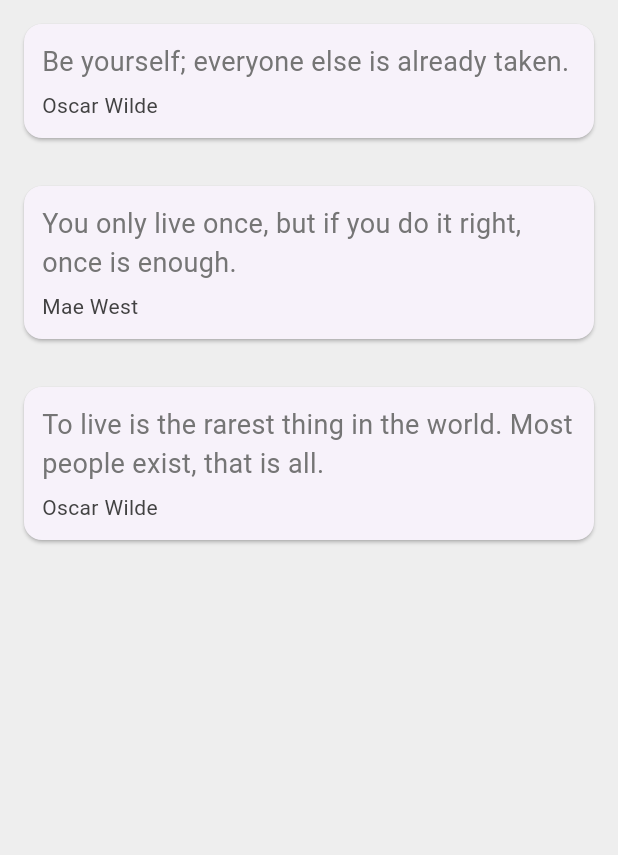
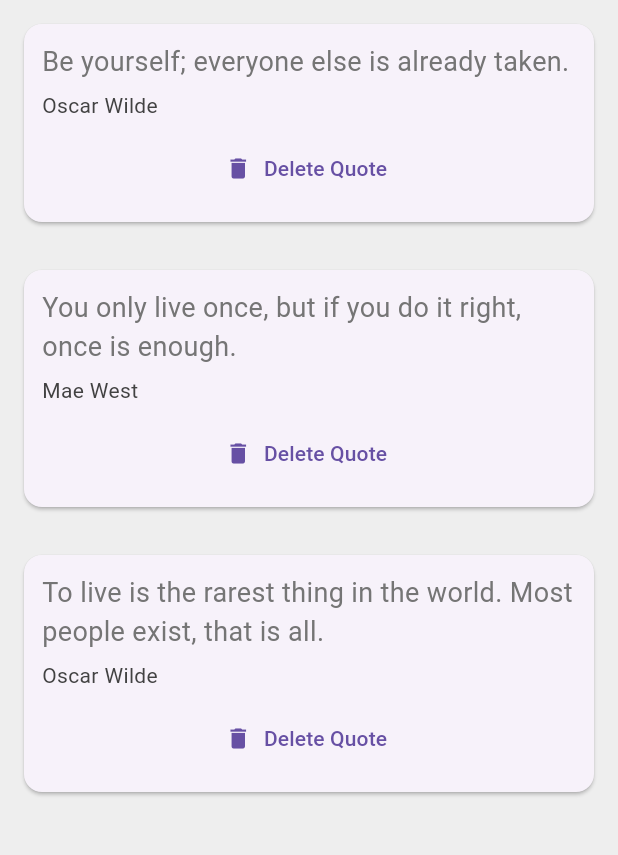
Before and after one commit to AhmadDaneil/quotes, a Flutter app: the screen it shows after launch, on a phone screen of 412 x 824 dp, the part 84-939 px from its top. Run offline on Flutter 3.47's test engine with Material 3 defaults, Android fonts, the phone set to English and light mode, and no system bars.

Commit message:
Functions as Parameter

```diff
--- a/lib/main.dart
+++ b/lib/main.dart
@@ -30,7 +30,14 @@ class _QuoteListState extends State<QuoteList> {
         backgroundColor: Colors.redAccent,
       ),
       body: Column(
-        children: quotes.map((quote) => QuoteCard(quote: quote)).toList(),
+        children: quotes.map((quote) => QuoteCard(
+          quote: quote,
+          delete: () {
+            setState(() {
+              quotes.remove(quote);
+            });
+          }
+        )).toList(),
         ),
     );
   }
--- a/lib/quote_card.dart
+++ b/lib/quote_card.dart
@@ -4,7 +4,8 @@ import 'quote.dart';
 class QuoteCard extends StatelessWidget {
 
   final Quote quote;
-  QuoteCard({ required this.quote });
+  final Function delete;
+  QuoteCard({ required this.quote, required this.delete });
 
   @override
   Widget build(BuildContext context) {
@@ -28,8 +29,14 @@ class QuoteCard extends StatelessWidget {
               style: TextStyle(
                 fontSize: 14.0,
                 color: Colors.grey[800],
-              ),
-            )
+              )
+            ),
+            SizedBox(height: 8.0),
+            TextButton.icon(
+              onPressed: () => delete(),
+              label: Text('Delete Quote'),
+              icon: Icon(Icons.delete),
+              )
           ],),
       )
     );
```
